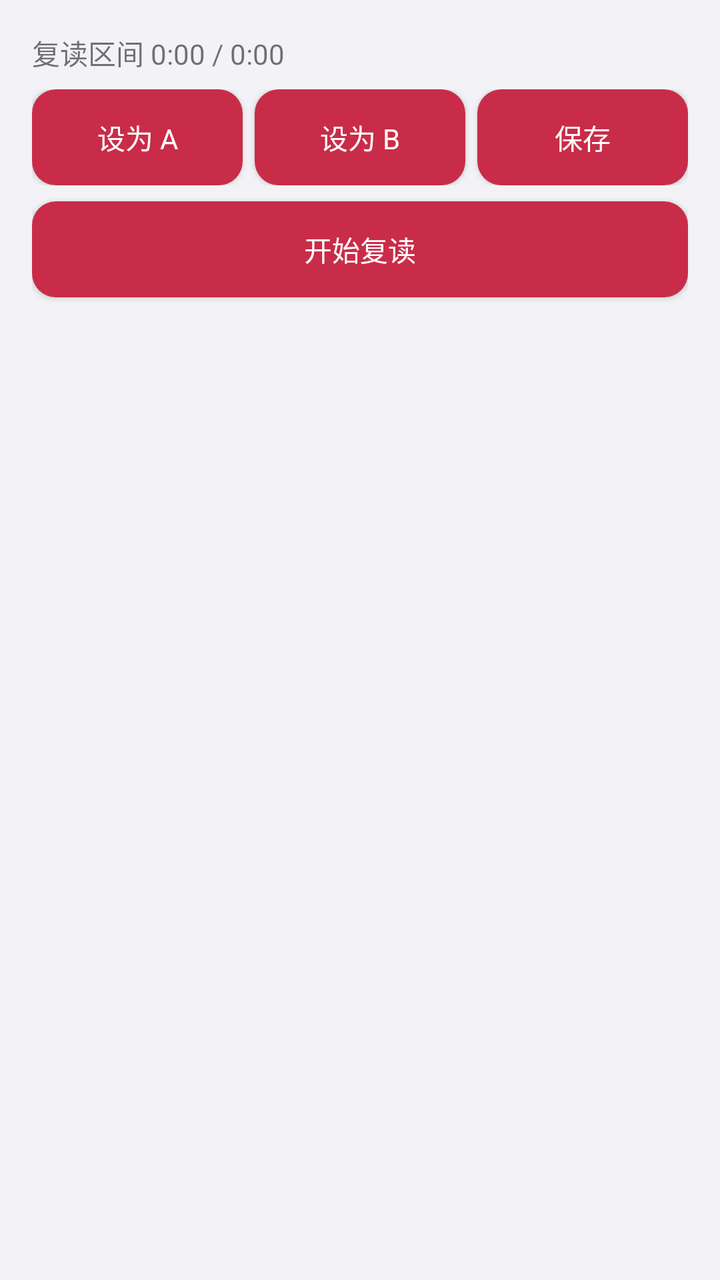
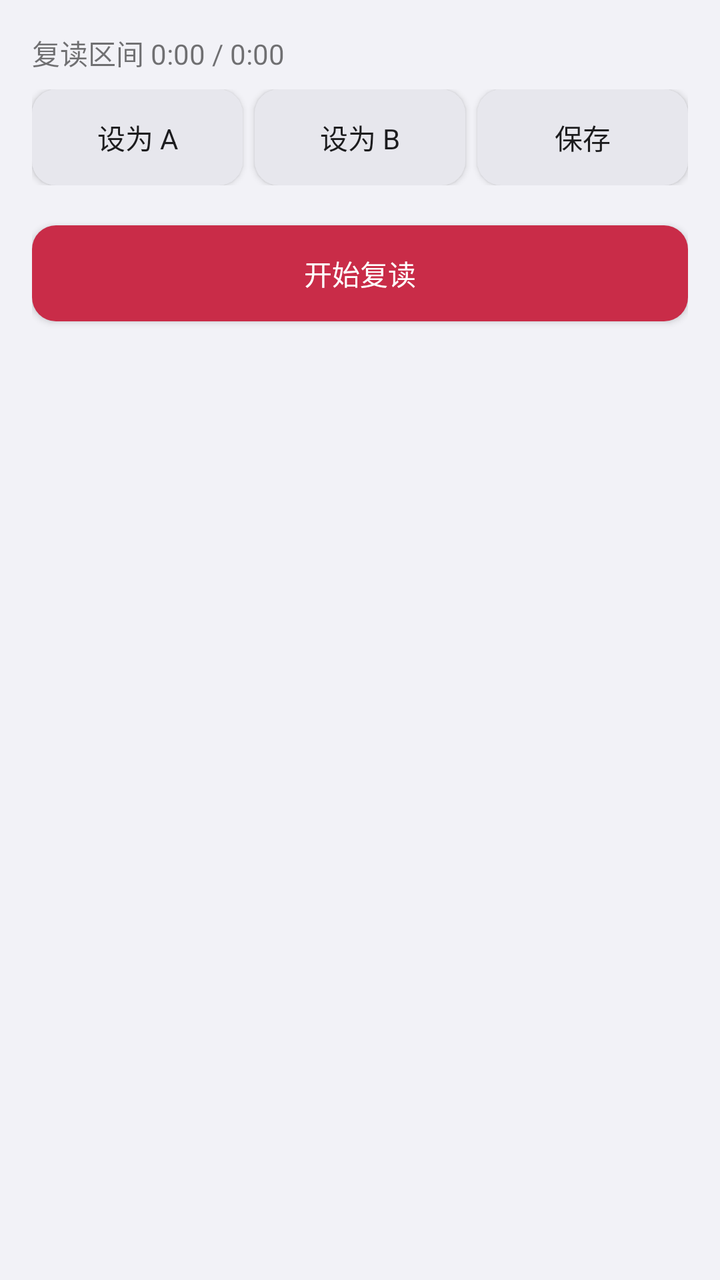

The first picture is an Android layout as it rendered before a commit; the second is the same layout after the commit. The layout source and the unified diff follow.
<!-- AndroidManifest.xml: application theme Theme.DavMusic -->
<!-- res/layout/dialog_ab_repeat.xml -->
<?xml version="1.0" encoding="utf-8"?>
<ScrollView xmlns:android="http://schemas.android.com/apk/res/android"
    android:layout_width="match_parent"
    android:layout_height="wrap_content"
    android:fillViewport="true"
    android:maxHeight="560dp"
    android:padding="16dp">

    <LinearLayout
        android:layout_width="match_parent"
        android:layout_height="wrap_content"
        android:orientation="vertical">

        <TextView
            android:id="@+id/repeatTime"
            android:layout_width="match_parent"
            android:layout_height="wrap_content"
            android:paddingBottom="8dp"
            android:text="复读区间 0:00 / 0:00"
            android:textSize="14sp" />

        <LinearLayout
            android:layout_width="match_parent"
            android:layout_height="wrap_content"
            android:gravity="center_vertical"
            android:orientation="horizontal">

            <Button
                android:id="@+id/repeatSetStart"
                android:layout_width="0dp"
                android:layout_height="wrap_content"
                android:layout_weight="1"
                android:layout_marginEnd="6dp"
                android:minWidth="0dp"
                android:text="设为 A" />

            <Button
                android:id="@+id/repeatSetEnd"
                android:layout_width="0dp"
                android:layout_height="wrap_content"
                android:layout_weight="1"
                android:layout_marginEnd="6dp"
                android:minWidth="0dp"
                android:text="设为 B" />

            <Button
                android:id="@+id/repeatSave"
                android:layout_width="0dp"
                android:layout_height="wrap_content"
                android:layout_weight="1"
                android:minWidth="0dp"
                android:text="保存" />
        </LinearLayout>

        <LinearLayout
            android:id="@+id/repeatIntervals"
            android:layout_width="match_parent"
            android:layout_height="wrap_content"
            android:orientation="vertical" />

        <Button
            android:id="@+id/repeatToggle"
            android:layout_width="match_parent"
            android:layout_height="wrap_content"
            android:layout_marginTop="8dp"
            android:text="开始复读" />
    </LinearLayout>
</ScrollView>
<!-- resources referenced by this layout -->
<resources>
  <color name="primary">#C92C48</color>
  <color name="primary_variant">#A61E39</color>
  <color name="on_primary">#FFFFFF</color>
  <color name="secondary">#C92C48</color>
  <color name="secondary_variant">#A61E39</color>
  <color name="on_secondary">#FFFFFF</color>
  <color name="surface">#FFFFFF</color>
  <color name="on_surface">#1C1C1E</color>
  <color name="on_background">#1C1C1E</color>
  <color name="error">#BD203C</color>
  <color name="status_bar_color">#FFFFFF</color>
  <color name="navigation_bar_color">#F2F2F7</color>
  <color name="text_primary">#1C1C1E</color>
  <color name="text_secondary">#6E6E73</color>
  <color name="background">#F2F2F7</color>
  <style name="Widget.DavMusic.ActionBar" parent="Widget.MaterialComponents.ActionBar.Solid">
          <item name="background">@color/toolbar_background</item>
          <item name="titleTextStyle">@style/TextAppearance.DavMusic.Toolbar</item>
          <item name="elevation">0dp</item>
      </style>
  <color name="accent">#C92C48</color>
  <style name="Widget.DavMusic.PlainButton" parent="Widget.AppCompat.Button">
          <item name="backgroundTint">@color/button_tint</item>
          <item name="android:background">@drawable/button_surface</item>
          <item name="android:textColor">@color/white</item>
          <item name="android:textAllCaps">false</item>
      </style>
  <style name="Widget.DavMusic.TextInputEditText" parent="Widget.MaterialComponents.TextInputEditText.OutlinedBox">
          <item name="android:textSize">16sp</item>
          <item name="android:textColor">@color/text_primary</item>
          <item name="android:textColorHint">@color/text_secondary</item>
          <item name="android:backgroundTint">@color/accent</item>
      </style>
  <color name="divider">#DEDDE2</color>
  <color name="white">#FFFFFF</color>
  <color name="toolbar_text">#1C1C1E</color>
  <color name="toolbar_background">#FFFFFF</color>
  <style name="TextAppearance.DavMusic.Toolbar" parent="TextAppearance.Widget.AppCompat.Toolbar.Title">
          <item name="android:fontFamily">sans-serif-medium</item>
          <item name="android:textSize">20sp</item>
          <item name="android:textColor">@color/toolbar_text</item>
      </style>
  <!-- drawable dialog_surface (drawable) -->
  <?xml version="1.0" encoding="utf-8"?>
  <shape xmlns:android="http://schemas.android.com/apk/res/android" android:shape="rectangle">
      <solid android:color="@color/surface" />
      <corners android:radius="16dp" />
  </shape>
  <!-- drawable button_surface (drawable) -->
  <?xml version="1.0" encoding="utf-8"?>
  <shape xmlns:android="http://schemas.android.com/apk/res/android" android:shape="rectangle">
      <solid android:color="@color/button_normal" />
      <corners android:radius="12dp" />
  </shape>
  <color name="button_normal">#C92C48</color>
  <!-- unchanged entries left out for length: 6 -->
</resources>

<!-- the commit's change to res/layout/dialog_ab_repeat.xml (unified diff, before → after) -->
@@ -4,7 +4,8 @@
     android:layout_height="wrap_content"
     android:fillViewport="true"
     android:maxHeight="560dp"
-    android:padding="16dp">
+    android:padding="16dp"
+    android:background="@android:color/transparent">
 
     <LinearLayout
         android:layout_width="match_parent"
@@ -26,28 +27,37 @@
             android:orientation="horizontal">
 
             <Button
+                style="@style/Widget.DavMusic.RepeatButton"
                 android:id="@+id/repeatSetStart"
                 android:layout_width="0dp"
                 android:layout_height="wrap_content"
                 android:layout_weight="1"
                 android:layout_marginEnd="6dp"
+                android:background="@drawable/button_surface_secondary"
+                android:textColor="@color/text_primary"
                 android:minWidth="0dp"
                 android:text="设为 A" />
 
             <Button
+                style="@style/Widget.DavMusic.RepeatButton"
                 android:id="@+id/repeatSetEnd"
                 android:layout_width="0dp"
                 android:layout_height="wrap_content"
                 android:layout_weight="1"
                 android:layout_marginEnd="6dp"
+                android:background="@drawable/button_surface_secondary"
+                android:textColor="@color/text_primary"
                 android:minWidth="0dp"
                 android:text="设为 B" />
 
             <Button
+                style="@style/Widget.DavMusic.RepeatButton"
                 android:id="@+id/repeatSave"
                 android:layout_width="0dp"
                 android:layout_height="wrap_content"
                 android:layout_weight="1"
+                android:background="@drawable/button_surface_secondary"
+                android:textColor="@color/text_primary"
                 android:minWidth="0dp"
                 android:text="保存" />
         </LinearLayout>
@@ -56,13 +66,18 @@
             android:id="@+id/repeatIntervals"
             android:layout_width="match_parent"
             android:layout_height="wrap_content"
-            android:orientation="vertical" />
+            android:orientation="vertical"
+            android:paddingTop="8dp"
+            android:paddingBottom="4dp" />
 
         <Button
+                style="@style/Widget.DavMusic.RepeatButton"
             android:id="@+id/repeatToggle"
             android:layout_width="match_parent"
             android:layout_height="wrap_content"
             android:layout_marginTop="8dp"
+            android:background="@drawable/repeat_button_primary"
+            android:textColor="@color/on_primary"
             android:text="开始复读" />
     </LinearLayout>
 </ScrollView>
<!-- resource entries referenced after the edit -->
@@ -13,6 +13,23 @@
   <color name="status_bar_color">#FFFFFF</color>
   <color name="navigation_bar_color">#F2F2F7</color>
   <color name="text_primary">#1C1C1E</color>
+  <!-- drawable button_surface_secondary (drawable) -->
+  <?xml version="1.0" encoding="utf-8"?>
+  <shape xmlns:android="http://schemas.android.com/apk/res/android" android:shape="rectangle">
+      <solid android:color="@color/repeat_secondary_action" />
+      <corners android:radius="12dp" />
+  </shape>
+  <!-- drawable repeat_button_primary (drawable) -->
+  <?xml version="1.0" encoding="utf-8"?>
+  <shape xmlns:android="http://schemas.android.com/apk/res/android" android:shape="rectangle">
+      <solid android:color="@color/primary" />
+      <corners android:radius="12dp" />
+  </shape>
+  <style name="Widget.DavMusic.RepeatButton" parent="Widget.DavMusic.PlainButton">
+          <item name="backgroundTint">@null</item>
+          <item name="android:backgroundTint">@null</item>
+      </style>
+  <color name="repeat_secondary_action">#E7E7ED</color>
   <color name="text_secondary">#6E6E73</color>
   <color name="background">#F2F2F7</color>
   <style name="Widget.DavMusic.ActionBar" parent="Widget.MaterialComponents.ActionBar.Solid">
